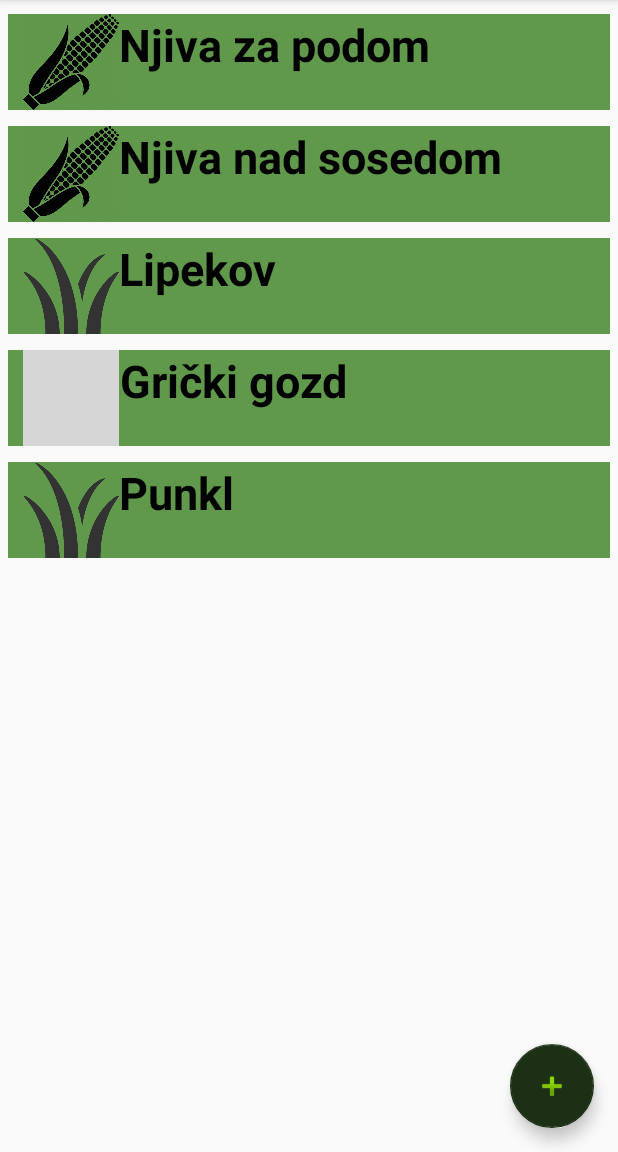
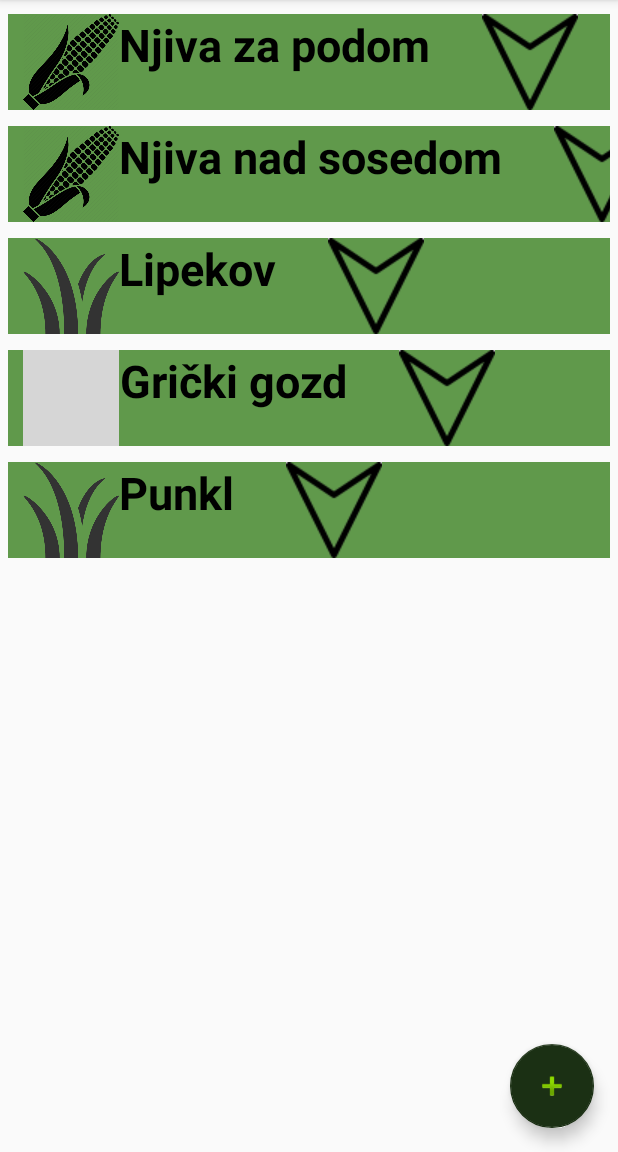
Before and after one commit to SSmerc/AgroHelper, an Android app: the screen it shows after launch (DataActivity), on a phone screen of 412 x 824 dp, the part 84-1236 px from its top. Run offline under Robolectric (Android 15) with nearby library versions, the phone set to English and light mode, and no system bars; libraries missing offline, so code that uses them is left out: io.github.codefalling.recyclerviewswipedismiss; 2 statements that could not run were skipped; grey boxes are pictures that could not be loaded.

Commit message:
V0.2
-no usefull changes were made

```diff
--- a/app/src/main/java/com/example/srecko/agrohelper/DataActivity.java
+++ b/app/src/main/java/com/example/srecko/agrohelper/DataActivity.java
@@ -11,6 +11,7 @@ import android.support.v7.widget.Toolbar;
 import android.support.v7.widget.helper.ItemTouchHelper;
 import android.view.View;
 import android.app.AlertDialog;
+import android.widget.ExpandableListView;
 import android.widget.Toast;
 
 import io.github.codefalling.recyclerviewswipedismiss.SwipeDismissRecyclerViewTouchListener;
@@ -18,6 +19,8 @@ import io.github.codefalling.recyclerviewswipedismiss.SwipeDismissRecyclerViewTo
 
 public class DataActivity extends AppCompatActivity {
     private AppAll myApp;
+   /* ExpandableListAdapter listAdapter;
+    ExpandableListView expListView;*/
     private RecyclerView mRecyclerView;
     private RecyclerView.Adapter mAdapter;
     private RecyclerView.LayoutManager mLayoutManager;
@@ -37,6 +40,62 @@ public class DataActivity extends AppCompatActivity {
                 startActivity(add);
             }
         });
+        /*expListView = (ExpandableListView) findViewById(R.id.expList);
+        listAdapter = new ExpandableListAdapter(this,myApp.getAll(),this);
+        expListView.setAdapter(listAdapter);
+        expListView.setOnGroupClickListener(new ExpandableListView.OnGroupClickListener() {
+
+            @Override
+            public boolean onGroupClick(ExpandableListView parent, View v,
+                                        int groupPosition, long id) {
+                // Toast.makeText(getApplicationContext(),
+                // "Group Clicked " + listDataHeader.get(groupPosition),
+                // Toast.LENGTH_SHORT).show();
+                return false;
+            }
+        });
+
+        // Listview Group expanded listener
+        expListView.setOnGroupExpandListener(new ExpandableListView.OnGroupExpandListener() {
+
+            @Override
+            public void onGroupExpand(int groupPosition) {
+                Toast.makeText(getApplicationContext(),
+                        listDataHeader.get(groupPosition) + " Expanded",
+                        Toast.LENGTH_SHORT).show();
+
+        });
+
+        // Listview Group collasped listener
+        expListView.setOnGroupCollapseListener(new ExpandableListView.OnGroupCollapseListener() {
+
+            @Override
+            public void onGroupCollapse(int groupPosition) {
+                Toast.makeText(getApplicationContext(),
+                        listDataHeader.get(groupPosition) + " Collapsed",
+                        Toast.LENGTH_SHORT).show();
+
+            }
+        });
+
+        // Listview on child click listener
+        expListView.setOnChildClickListener(new ExpandableListView.OnChildClickListener() {
+
+            @Override
+            public boolean onChildClick(ExpandableListView parent, View v,
+                                        int groupPosition, int childPosition, long id) {
+                // TODO Auto-generated method stub
+                Toast.makeText(
+                        getApplicationContext(),
+                        listDataHeader.get(groupPosition)
+                                + " : "
+                                + listDataChild.get(
+                                listDataHeader.get(groupPosition)).get(
+                                childPosition), Toast.LENGTH_SHORT)
+                        .show();
+                return false;
+            }
+        });*/
         mRecyclerView=(RecyclerView) findViewById(R.id.recview);
         mRecyclerView.setHasFixedSize(true);
         mLayoutManager = new LinearLayoutManager(this);
@@ -99,6 +158,7 @@ public class DataActivity extends AppCompatActivity {
     protected void onResume() {
         super.onResume();
         mAdapter.notifyDataSetChanged();
+        //listAdapter.notifyDataSetChanged();
     }
   /*  @Override
     public boolean onCreateOptionsMenu(Menu menu) {
--- a/app/src/main/java/com/example/srecko/agrohelper/DataAll.java
+++ b/app/src/main/java/com/example/srecko/agrohelper/DataAll.java
@@ -33,6 +33,10 @@ public class DataAll implements Serializable{
     public int steviloParcel()
     {
         return parcele.size();
+    }
+    public ParcelInfo vrniParcelInfo(int index)
+    {
+        return parcele.get(index).getParcelInfo();
     }
 
     public void setData()
@@ -73,11 +77,16 @@ public class DataAll implements Serializable{
         par5.add(new LatLng(46.153956f,15.333423f));
         par5.add(new LatLng(46.153972f,15.333071f));
         parcele=new ArrayList<>();
-        Parcela o1 = new Parcela("Njiva za podom",par1,Tip_parcele.POLJE);
-        Parcela o2 = new Parcela("Njiva nad sosedom",par2,Tip_parcele.POLJE);
-        Parcela o3 = new Parcela("Lipekov",par3,Tip_parcele.TRAVNIK);
-        Parcela o4 = new Parcela("Grički gozd",par4,Tip_parcele.GOZD);
-        Parcela o5 = new Parcela("Punkl",par5,Tip_parcele.TRAVNIK);
+        ParcelInfo p1=new ParcelInfo(200,"1435");
+        ParcelInfo p2=new ParcelInfo(150,"1436");
+        ParcelInfo p3=new ParcelInfo(2000,"1437");
+        ParcelInfo p4=new ParcelInfo(1354.4,"1438");
+        ParcelInfo p5=new ParcelInfo(4651.7,"1439");
+        Parcela o1 = new Parcela("Njiva za podom",par1,Tip_parcele.POLJE,p1);
+        Parcela o2 = new Parcela("Njiva nad sosedom",par2,Tip_parcele.POLJE,p2);
+        Parcela o3 = new Parcela("Lipekov",par3,Tip_parcele.TRAVNIK,p3);
+        Parcela o4 = new Parcela("Grički gozd",par4,Tip_parcele.GOZD,p4);
+        Parcela o5 = new Parcela("Punkl",par5,Tip_parcele.TRAVNIK,p5);
         dodajParcelo(o1);
         dodajParcelo(o2);
         dodajParcelo(o3);
--- a/app/src/main/java/com/example/srecko/agrohelper/MyAdapter.java
+++ b/app/src/main/java/com/example/srecko/agrohelper/MyAdapter.java
@@ -8,6 +8,7 @@ import android.support.v7.widget.RecyclerView;
 import android.view.LayoutInflater;
 import android.view.View;
 import android.view.ViewGroup;
+import android.widget.ImageButton;
 import android.widget.ImageView;
 import android.widget.TextView;
 
@@ -26,10 +27,19 @@ public class MyAdapter extends RecyclerView.Adapter<MyAdapter.ViewHolder> {
         // each data item is just a string in this case
         public TextView textIme;
         public ImageView imageTip;
+        ImageButton imgBtn;
         public ViewHolder(View v) {
             super(v);
             textIme=(TextView) v.findViewById(R.id.textIme);
             imageTip=(ImageView) v.findViewById(R.id.imageView);
+            imgBtn=(ImageButton)v.findViewById(R.id.buttonInfo);
+
+            imgBtn.setOnClickListener(new View.OnClickListener() {
+                @Override
+                public void onClick(View v) {
+
+                }
+            });
         }
     }
 
--- a/app/src/main/java/com/example/srecko/agrohelper/Parcela.java
+++ b/app/src/main/java/com/example/srecko/agrohelper/Parcela.java
@@ -21,12 +21,18 @@ public class Parcela {
     private ArrayList<LatLng> parcela;
     private Tip_parcele tip;
     private ArrayList<Izdelek> izdelki;
+    private ParcelInfo pi;
+
+
+
     public Parcela()
     {
         ime_parcele="Nova parcela";
        parcela= new ArrayList<>();
         izdelki=new ArrayList<>();
         tip=Tip_parcele.POLJE;
+        pi= new ParcelInfo();
+
     }
 
     public void dodaj(LatLng p)
@@ -73,11 +79,13 @@ public class Parcela {
         this.parcela = parcela;
     }
 
-    public Parcela(String ime_parcele, ArrayList<LatLng> parcela, Tip_parcele tip) {
+    public Parcela(String ime_parcele, ArrayList<LatLng> parcela, Tip_parcele tip, ParcelInfo pi) {
         this.ime_parcele = ime_parcele;
         this.parcela = parcela;
         this.tip = tip;
+        this.pi=pi;
     }
+    public ParcelInfo getParcelInfo(){return pi;}
     public void addIzdelek(Izdelek i)
     {
         izdelki.add(i);
--- a/app/src/main/res/layout/activity_data.xml
+++ b/app/src/main/res/layout/activity_data.xml
@@ -7,6 +7,15 @@
     android:fitsSystemWindows="true"
     tools:context="com.example.srecko.agrohelper.DataActivity">
 
+    <!--   <ExpandableListView
+           android:layout_width="match_parent"
+           android:layout_height="wrap_content"
+           android:layout_marginTop="60dp"
+           android:id="@+id/expList"
+           android:scrollbars="vertical"
+           ></ExpandableListView>
+
+   -->
        <android.support.v7.widget.RecyclerView
            android:layout_width="match_parent"
            android:layout_height="wrap_content"
--- a/app/src/main/res/layout/recview_layout.xml
+++ b/app/src/main/res/layout/recview_layout.xml
@@ -22,6 +22,15 @@
             android:textSize="30dp"
             android:textStyle="bold"
             android:textAlignment="center"/>
+        <ImageButton
+            android:layout_width="100px"
+            android:layout_height="match_parent"
+            android:id="@+id/buttonInfo"
+            android:src="@drawable/info"
+            android:background="#00FFFFFF"
+            android:scaleType="fitCenter"
+            android:layout_marginLeft="50px"
+            />
 
 </LinearLayout>
 </LinearLayout>
```
Also changed, not shown: app/src/main/java/com/example/srecko/agrohelper/ExpandableListAdapter.java (added, +133 -0 lines), app/src/main/java/com/example/srecko/agrohelper/ParcelInfo.java (added, +35 -0 lines), app/src/main/res/layout/expandable_list_layout.xml (added, +13 -0 lines), app/src/main/res/layout/list_group.xml (added, +36 -0 lines), app/src/main/res/layout/list_item.xml (added, +24 -0 lines), app/src/main/res/drawable/info.png (added). Lines whose indentation alone changed are shown as unchanged.
